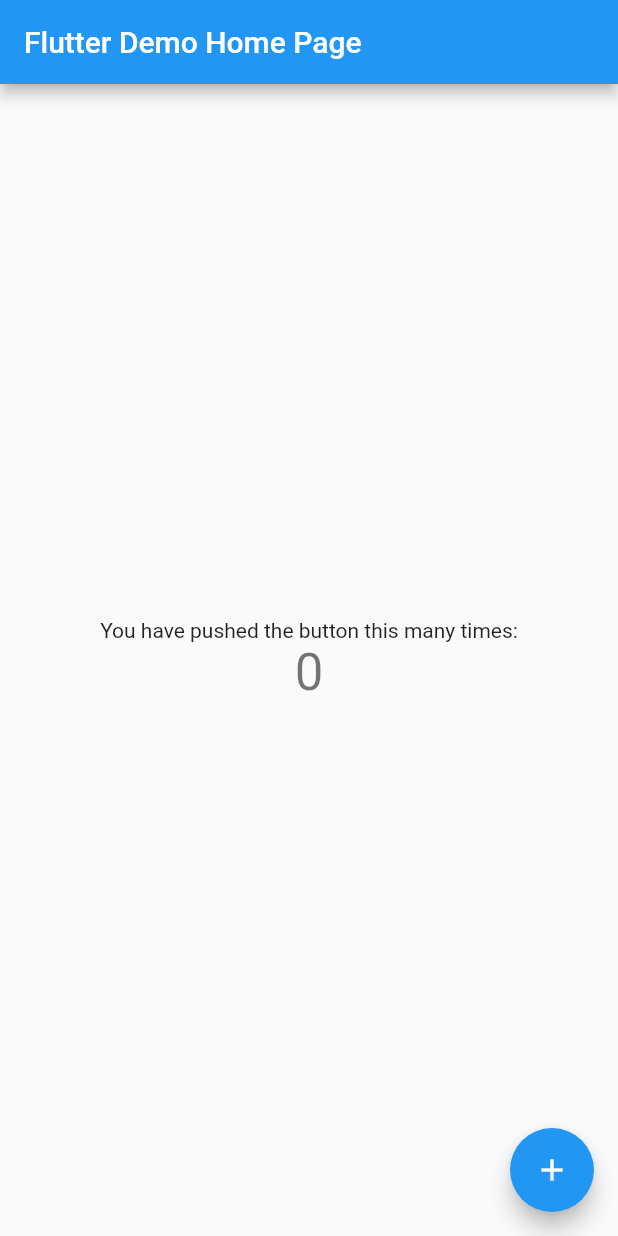
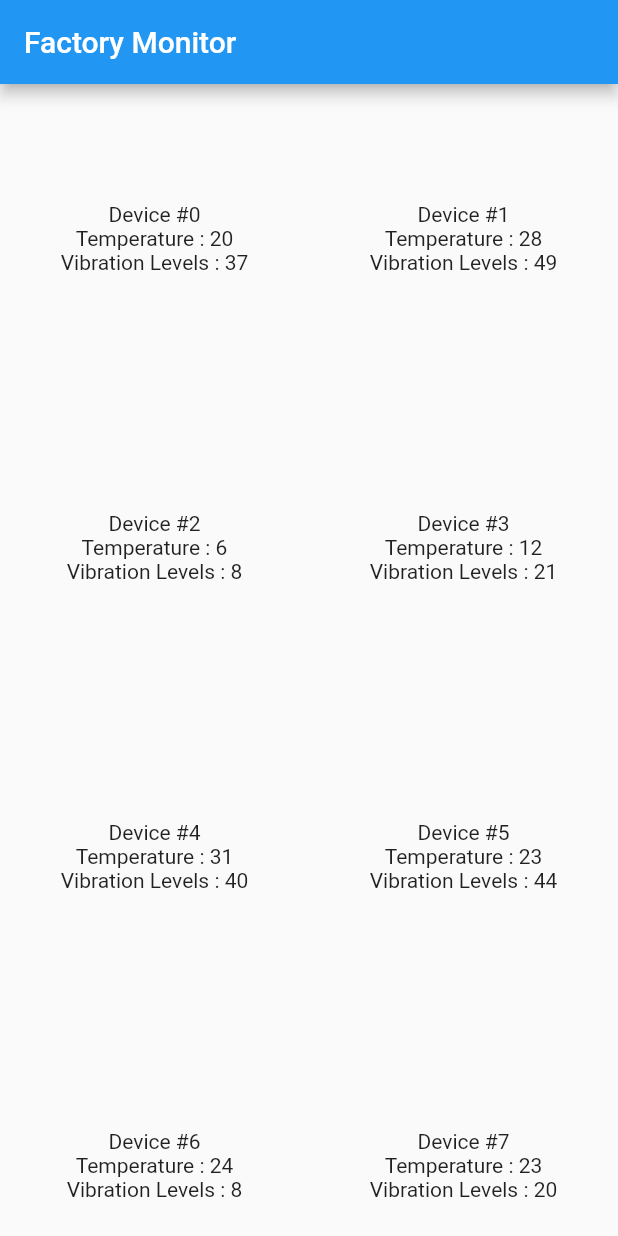
Before and after one commit to mohamedhalim1998/factory-monitoring, a Flutter app: the screen it shows after launch, on a phone screen of 412 x 824 dp. Run offline on Flutter 3.47's test engine with Material 2 defaults, Android fonts, the phone set to English and light mode, and no system bars.

Commit message:
ADD: implement basic main screen

```diff
--- a/lib/main.dart
+++ b/lib/main.dart
@@ -1,113 +1,18 @@
+import 'package:factory_monitor/screen/sensors_screen.dart';
 import 'package:flutter/material.dart';
 
 void main() {
-  runApp(MyApp());
+  runApp(FactoryMonitorApp());
 }
 
-class MyApp extends StatelessWidget {
-  // This widget is the root of your application.
+class FactoryMonitorApp extends StatelessWidget {
   @override
   Widget build(BuildContext context) {
     return MaterialApp(
-      title: 'Flutter Demo',
-      theme: ThemeData(
-        // This is the theme of your application.
-        //
-        // Try running your application with "flutter run". You'll see the
-        // application has a blue toolbar. Then, without quitting the app, try
-        // changing the primarySwatch below to Colors.green and then invoke
-        // "hot reload" (press "r" in the console where you ran "flutter run",
-        // or simply save your changes to "hot reload" in a Flutter IDE).
-        // Notice that the counter didn't reset back to zero; the application
-        // is not restarted.
-        primarySwatch: Colors.blue,
-      ),
-      home: MyHomePage(title: 'Flutter Demo Home Page'),
+      initialRoute: Sensors.ROUTE_ID,
+      routes: {
+        Sensors.ROUTE_ID: (context) => Sensors(),
+      },
     );
   }
 }
-
-class MyHomePage extends StatefulWidget {
-  MyHomePage({Key key, this.title}) : super(key: key);
-
-  // This widget is the home page of your application. It is stateful, meaning
-  // that it has a State object (defined below) that contains fields that affect
-  // how it looks.
-
-  // This class is the configuration for the state. It holds the values (in this
-  // case the title) provided by the parent (in this case the App widget) and
-  // used by the build method of the State. Fields in a Widget subclass are
-  // always marked "final".
-
-  final String title;
-
-  @override
-  _MyHomePageState createState() => _MyHomePageState();
-}
-
-class _MyHomePageState extends State<MyHomePage> {
-  int _counter = 0;
-
-  void _incrementCounter() {
-    setState(() {
-      // This call to setState tells the Flutter framework that something has
-      // changed in this State, which causes it to rerun the build method below
-      // so that the display can reflect the updated values. If we changed
-      // _counter without calling setState(), then the build method would not be
-      // called again, and so nothing would appear to happen.
-      _counter++;
-    });
-  }
-
-  @override
-  Widget build(BuildContext context) {
-    // This method is rerun every time setState is called, for instance as done
-    // by the _incrementCounter method above.
-    //
-    // The Flutter framework has been optimized to make rerunning build methods
-    // fast, so that you can just rebuild anything that needs updating rather
-    // than having to individually change instances of widgets.
-    return Scaffold(
-      appBar: AppBar(
-        // Here we take the value from the MyHomePage object that was created by
-        // the App.build method, and use it to set our appbar title.
-        title: Text(widget.title),
-      ),
-      body: Center(
-        // Center is a layout widget. It takes a single child and positions it
-        // in the middle of the parent.
-        child: Column(
-          // Column is also a layout widget. It takes a list of children and
-          // arranges them vertically. By default, it sizes itself to fit its
-          // children horizontally, and tries to be as tall as its parent.
-          //
-          // Invoke "debug painting" (press "p" in the console, choose the
-          // "Toggle Debug Paint" action from the Flutter Inspector in Android
-          // Studio, or the "Toggle Debug Paint" command in Visual Studio Code)
-          // to see the wireframe for each widget.
-          //
-          // Column has various properties to control how it sizes itself and
-          // how it positions its children. Here we use mainAxisAlignment to
-          // center the children vertically; the main axis here is the vertical
-          // axis because Columns are vertical (the cross axis would be
-          // horizontal).
-          mainAxisAlignment: MainAxisAlignment.center,
-          children: <Widget>[
-            Text(
-              'You have pushed the button this many times:',
-            ),
-            Text(
-              '$_counter',
-              style: Theme.of(context).textTheme.headline4,
-            ),
-          ],
-        ),
-      ),
-      floatingActionButton: FloatingActionButton(
-        onPressed: _incrementCounter,
-        tooltip: 'Increment',
-        child: Icon(Icons.add),
-      ), // This trailing comma makes auto-formatting nicer for build methods.
-    );
-  }
-}
--- /dev/null
+++ b/lib/screen/sensors_screen.dart
@@ -0,0 +1,38 @@
+import 'dart:math';
+
+import 'package:flutter/material.dart';
+import 'package:flutter/widgets.dart';
+
+class Sensors extends StatelessWidget {
+  static const String ROUTE_ID = "sensors-screen";
+  final random = new Random();
+
+  @override
+  Widget build(BuildContext context) {
+    return Scaffold(
+      appBar: AppBar(
+        title: Text('Factory Monitor'),
+      ),
+      body: SafeArea(
+        child: GridView.count(
+          crossAxisCount: 2,
+          children: List.generate(
+            10,
+            (index) {
+              return Center(
+                child: Column(
+                  mainAxisAlignment: MainAxisAlignment.center,
+                  children: [
+                    Text("Device #$index"),
+                    Text("Temperature : " + random.nextInt(50).toString()),
+                    Text("Vibration Levels : " + random.nextInt(50).toString()),
+                  ],
+                ),
+              );
+            },
+          ),
+        ),
+      ),
+    );
+  }
+}
```
